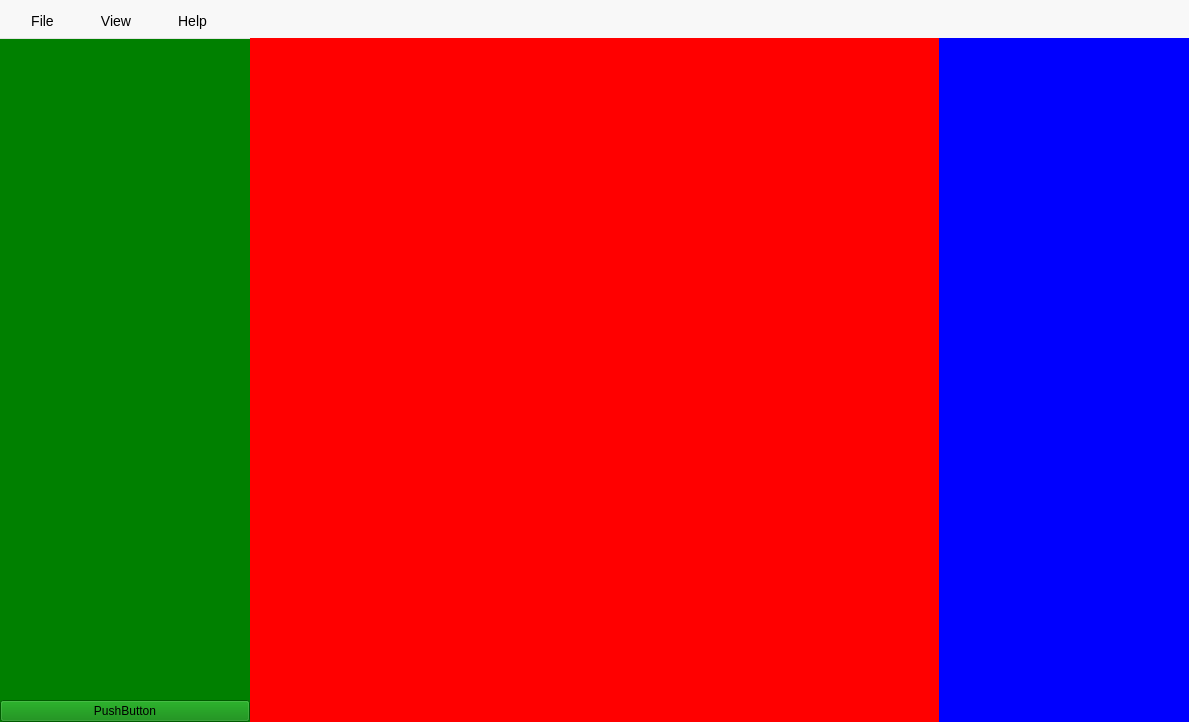
Old version of the form src/mainwindow.ui in the repository Gitnoter/vemoria2.
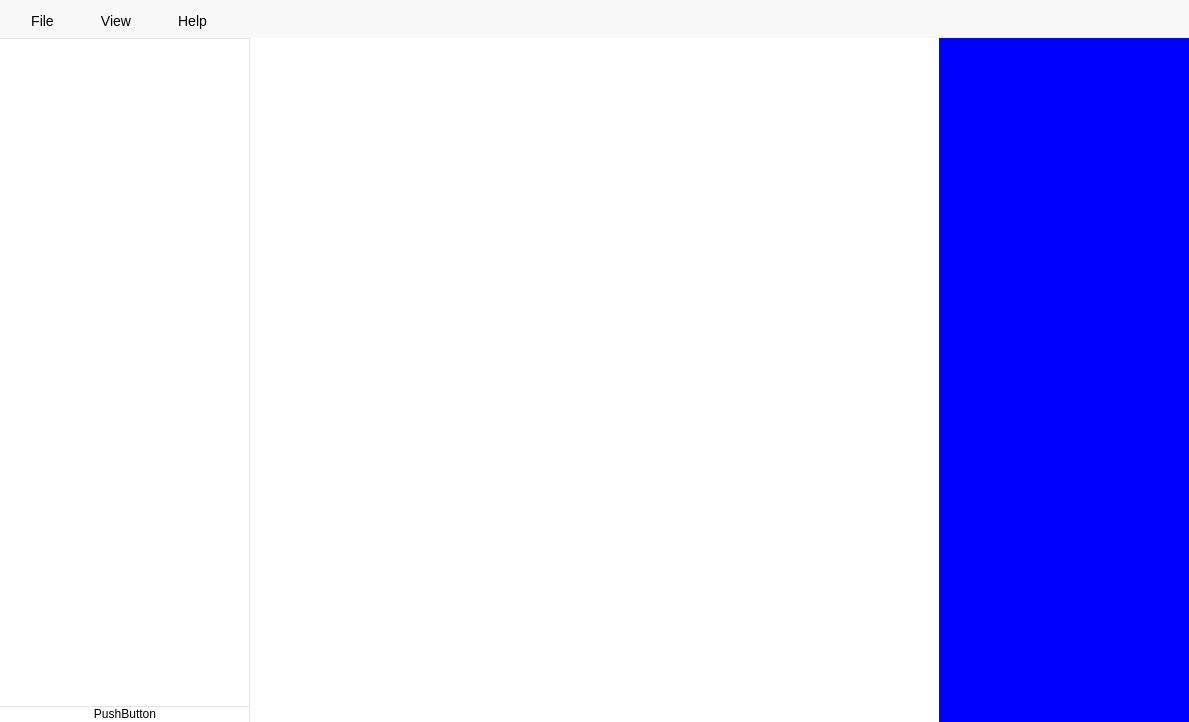
New version of the form.

Commit message: set sidebar borders

Diff of the .ui file:
```diff
--- a/src/mainwindow.ui
+++ b/src/mainwindow.ui
@@ -73,7 +73,9 @@
          </size>
         </property>
         <property name="styleSheet">
-         <string notr="true">background-color:green;</string>
+         <string notr="true">background-color:#FFF;
+border-right:1px solid #e3e3e3;
+border-top:1px solid #e3e3e3;</string>
         </property>
         <layout class="QGridLayout" name="gridLayout_11">
          <property name="leftMargin">
@@ -177,7 +179,7 @@
          </size>
         </property>
         <property name="styleSheet">
-         <string notr="true">background-color:red;</string>
+         <string notr="true">background-color:#FFF;</string>
         </property>
         <layout class="QGridLayout" name="gridLayout_10" rowstretch="0" columnstretch="0"/>
        </widget>
```
Left out of the diff: 18 changed lines with no effect on the pictures.
